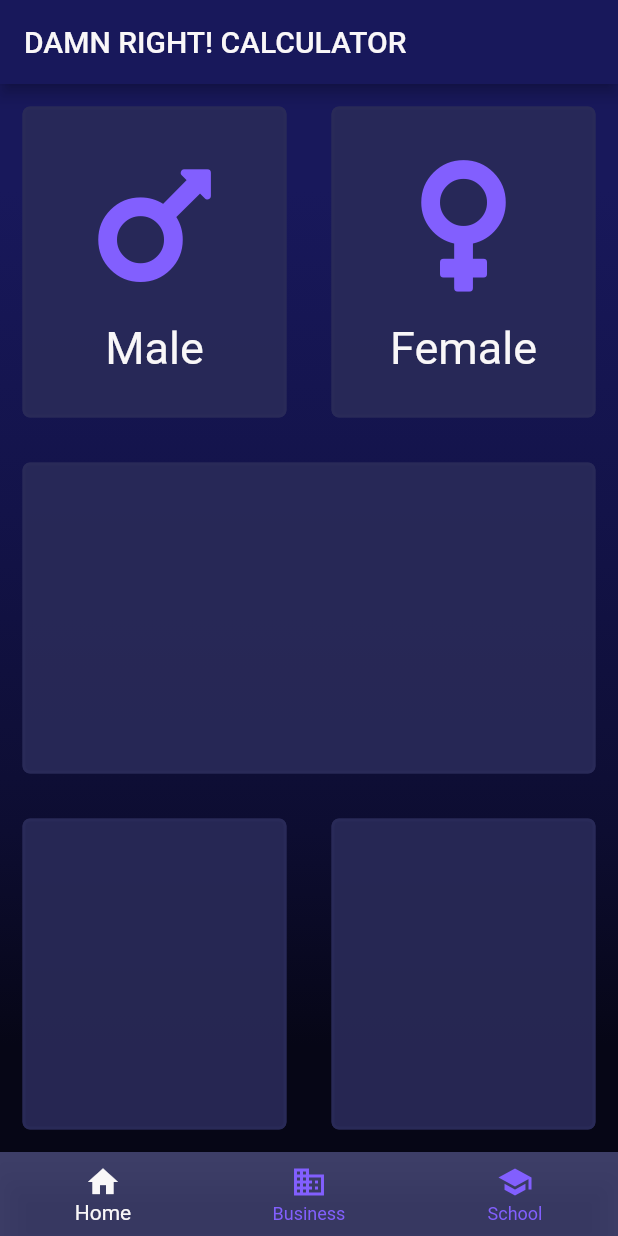
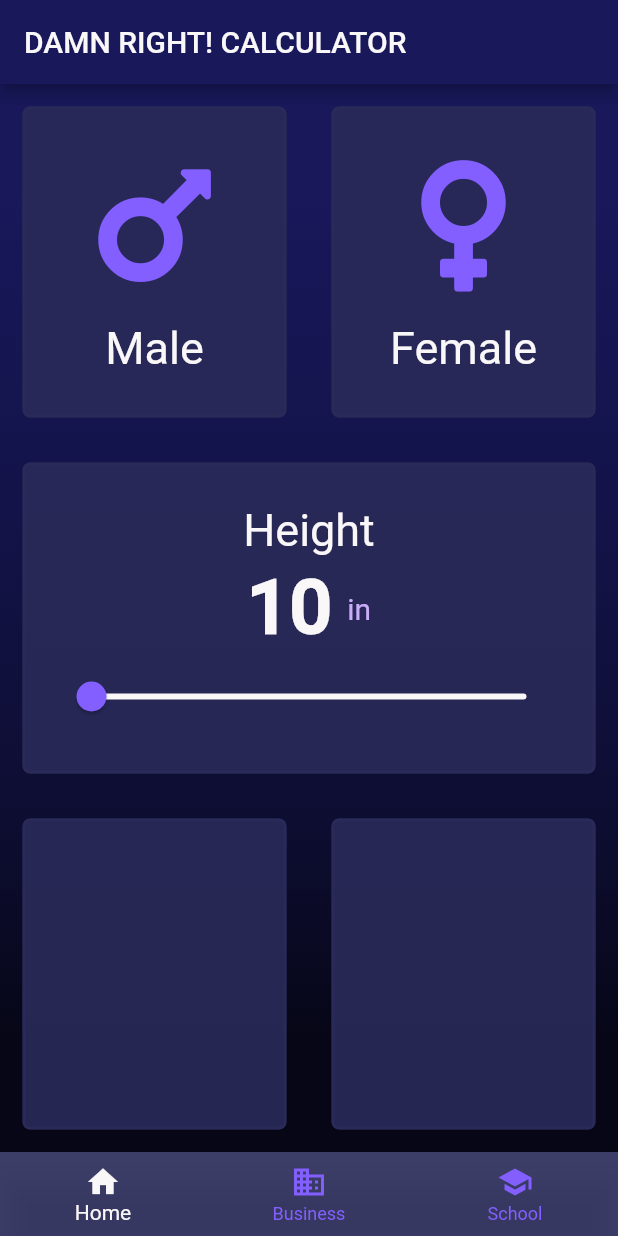
Before and after one commit to cbstodd/bmi_calculator_flutter_app, a Flutter app: the screen it shows after launch, on a phone screen of 412 x 824 dp. Run offline on Flutter 3.47's test engine with Material 2 defaults, Android fonts, the phone set to English and light mode, and no system bars; our stand-ins replace font_awesome_flutter; project files that could hold a hidden picture were left out.

```diff
--- a/lib/custom_card_column.dart
+++ b/lib/gender_card_info_column.dart
@@ -1,8 +1,8 @@
 import 'package:bmi_calculator/raven_theme_data.dart';
 import 'package:flutter/material.dart';
 
-class CustomCardColumn extends StatelessWidget {
-  const CustomCardColumn({
+class GenderCardInfoColumn extends StatelessWidget {
+  const GenderCardInfoColumn({
     Key key,
     @required this.icon,
     @required this.text,
--- a/lib/input_page.dart
+++ b/lib/input_page.dart
@@ -2,7 +2,7 @@ import 'package:bmi_calculator/raven_theme_data.dart';
 import 'package:bmi_calculator/selected_gender.dart';
 import 'package:flutter/material.dart';
 import 'package:font_awesome_flutter/font_awesome_flutter.dart';
-import 'package:bmi_calculator/custom_card_column.dart';
+import 'package:bmi_calculator/gender_card_info_column.dart';
 import 'package:bmi_calculator/custom_card_container.dart';
 
 class InputPage extends StatefulWidget {
@@ -14,6 +14,7 @@ class _InputPageState extends State<InputPage> {
   static final SelectedGender _gender = SelectedGender();
 
   int _selectedIndex = 0;
+  double height = 10.0;
 
   void _onItemTapped(int index) {
     setState(() {
@@ -48,7 +49,7 @@ class _InputPageState extends State<InputPage> {
                         child: CustomCardContainer(
                           color: kMatteBlue,
                           borderColor: _gender.isMaleColor(),
-                          child: CustomCardColumn(
+                          child: GenderCardInfoColumn(
                             icon: FontAwesomeIcons.mars,
                             text: 'Male',
                           ),
@@ -65,7 +66,7 @@ class _InputPageState extends State<InputPage> {
                         child: CustomCardContainer(
                           color: kMatteBlue,
                           borderColor: _gender.isFemaleColor(),
-                          child: CustomCardColumn(
+                          child: GenderCardInfoColumn(
                             icon: FontAwesomeIcons.venus,
                             text: 'Female',
                           ),
@@ -76,12 +77,57 @@ class _InputPageState extends State<InputPage> {
                 ),
               ),
               Expanded(
-                child: Row(
+                child: Column(
                   children: <Widget>[
                     Expanded(
                       child: CustomCardContainer(
                         color: kMatteBlue,
                         borderColor: kMatteBlue,
+                        child: Column(
+                          mainAxisAlignment: MainAxisAlignment.spaceEvenly,
+                          children: <Widget>[
+                            Row(
+                              mainAxisAlignment: MainAxisAlignment.center,
+                              children: <Widget>[
+                                Text(
+                                  "Height",
+                                  style: kRobotoFontFamily30,
+                                )
+                              ],
+                            ),
+                            Row(
+                              mainAxisAlignment: MainAxisAlignment.center,
+                              children: <Widget>[
+                                Text(
+                                  '${height.round()}',
+                                  style: kRobotoFontFamily50,
+                                ),
+                                SizedBox(width: 10.0),
+                                Text(
+                                  "in",
+                                  style: TextStyle(
+                                    fontSize: 20.0,
+                                    fontFamily: 'Roboto',
+                                    color: kPinkPurple,
+                                  ),
+                                ),
+                              ],
+                            ),
+                            Slider(
+                              value: height,
+                              min: 10.0,
+                              max: 180.0,
+                              activeColor: kPurple,
+                              inactiveColor: kOffWhite,
+                              onChanged: (double newValue) {
+                                setState(() {
+                                  height = newValue.roundToDouble();
+                                  print(height);
+                                });
+                              },
+                            ),
+                          ],
+                        ),
                       ),
                     ),
                   ],
--- a/lib/raven_theme_data.dart
+++ b/lib/raven_theme_data.dart
@@ -17,58 +17,29 @@ const Color kWarning = Color(0xFFFFAB8B);
 const Color kSuccess = Color(0xFF0CCDC9);
 const Color kInfo = Color(0xFF4B81EB);
 
-const kfiraFontFamily30 = TextStyle(
-  fontFamily: 'Fira_Sans',
+const TextStyle kRobotoFontFamily50 = TextStyle(
+  fontFamily: 'Roboto',
   color: kOffWhite,
-  fontSize: 30.0,
+  fontSize: 50.0,
+  fontWeight: FontWeight.w900,
 );
 
-const kfiraFontFamily20 = TextStyle(
-  fontFamily: 'Fira_Sans',
-  color: kOffWhite,
-  fontSize: 20.0,
-);
-
-const kRobotoFontFamily30 = TextStyle(
+const TextStyle kRobotoFontFamily30 = TextStyle(
   fontFamily: 'Roboto',
   color: kOffWhite,
   fontSize: 30.0,
 );
 
-const kRobotoFontFamily20 = TextStyle(
+const TextStyle kRobotoFontFamily20 = TextStyle(
   fontFamily: 'Roboto',
   color: kOffWhite,
   fontSize: 20.0,
 );
 
-const kRobotoFontFamily14 = TextStyle(
+const TextStyle kRobotoFontFamily14 = TextStyle(
   fontFamily: 'Roboto',
   color: kOffWhite,
   fontSize: 14.0,
-);
-
-const kNunitoFontFamily30 = TextStyle(
-  fontFamily: 'Nunito_Sans',
-  color: kOffWhite,
-  fontSize: 30.0,
-);
-
-const kNunitoFontFamily20 = TextStyle(
-  fontFamily: 'Nunito_Sans',
-  color: kOffWhite,
-  fontSize: 20.0,
-);
-
-const kVarelaFontFamily30 = TextStyle(
-  fontFamily: 'Varela_Round',
-  color: kOffWhite,
-  fontSize: 30.0,
-);
-
-const kVarelaFontFamily20 = TextStyle(
-  fontFamily: 'Varela_Round',
-  color: kOffWhite,
-  fontSize: 20.0,
 );
 
 BoxDecoration linearGradientBackground() {
```
